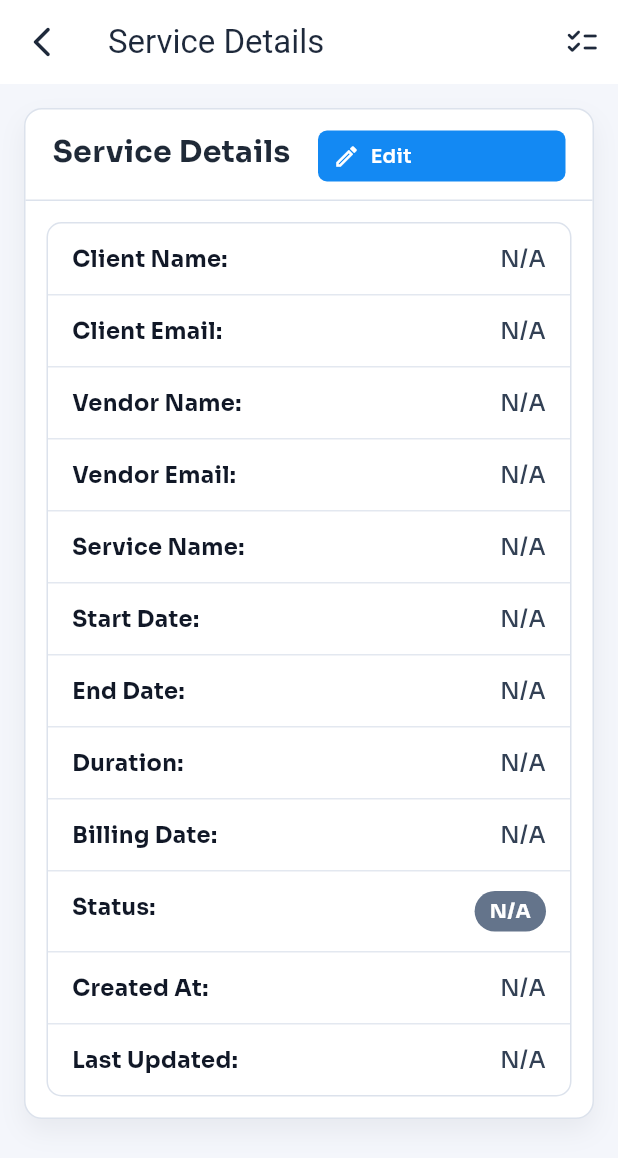
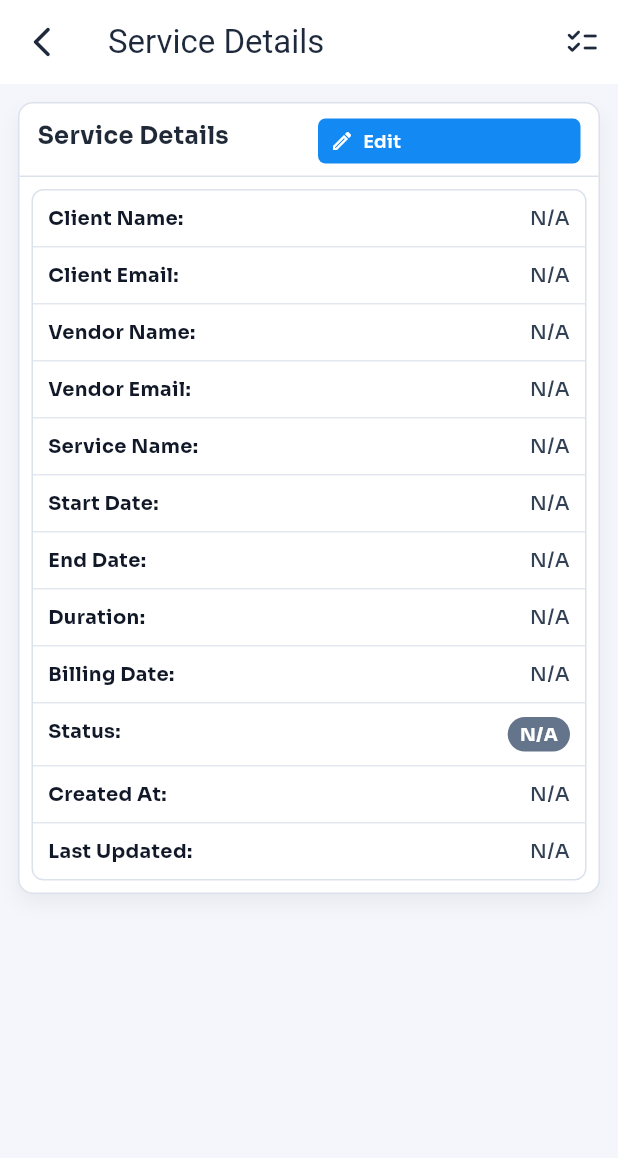
Before and after one commit to Sshinde77/MyCRM, a Flutter app: the ClientRenewalDetailScreen screen opened directly, on a phone screen of 412 x 824 dp. Shown: the top 1158 px of the screen. Run offline on Flutter 3.47's test engine with Material 3 defaults, Android fonts, the phone set to English and light mode, and no system bars; our stand-ins replace device_info_plus, dio, file_picker, firebase_core, firebase_messaging, flutter_html and 8 more; missing offline and left inert: country_state_city_selector, syncfusion_flutter_pdfviewer; accounts and stored records are empty; statements that could not run were skipped.

Commit message:
fixing the app 4

```diff
--- a/lib/screens/client_renewal_detail_screen.dart
+++ b/lib/screens/client_renewal_detail_screen.dart
@@ -84,7 +84,7 @@ class _ClientRenewalDetailScreenState extends State<ClientRenewalDetailScreen> {
 
   @override
   Widget build(BuildContext context) {
-    final compact = MediaQuery.of(context).size.width <= 380;
+    final compact = MediaQuery.of(context).size.width <= 420;
 
     return Scaffold(
       backgroundColor: const Color(0xFFF4F6FB),
@@ -125,10 +125,10 @@ class _ClientRenewalDetailScreenState extends State<ClientRenewalDetailScreen> {
 
           return SafeArea(
             child: SingleChildScrollView(
-              padding: EdgeInsets.all(compact ? 14 : 16),
+              padding: EdgeInsets.all(compact ? 12 : 14),
               child: Center(
                 child: ConstrainedBox(
-                  constraints: const BoxConstraints(maxWidth: 860),
+                  constraints: const BoxConstraints(maxWidth: 760),
                   child: _DetailCard(
                     title: 'Service Details',
                     compact: compact,
@@ -199,13 +199,13 @@ class _DetailCard extends StatelessWidget {
     return Container(
       decoration: BoxDecoration(
         color: Colors.white,
-        borderRadius: BorderRadius.circular(12),
+        borderRadius: BorderRadius.circular(10),
         border: Border.all(color: const Color(0xFFDCE2EC)),
         boxShadow: const [
           BoxShadow(
             color: Color(0x0F0F172A),
-            blurRadius: 14,
-            offset: Offset(0, 8),
+            blurRadius: 10,
+            offset: Offset(0, 6),
           ),
         ],
       ),
@@ -213,10 +213,10 @@ class _DetailCard extends StatelessWidget {
         children: [
           Padding(
             padding: EdgeInsets.fromLTRB(
-              compact ? 14 : 18,
               compact ? 12 : 14,
-              compact ? 14 : 18,
               compact ? 10 : 12,
+              compact ? 12 : 14,
+              compact ? 8 : 10,
             ),
             child: Row(
               crossAxisAlignment: CrossAxisAlignment.start,
@@ -226,7 +226,7 @@ class _DetailCard extends StatelessWidget {
                     title,
                     style: AppTextStyles.style(
                       color: const Color(0xFF1F2937),
-                      fontSize: compact ? 18 : 20,
+                      fontSize: compact ? 16 : 18,
                       fontWeight: FontWeight.w700,
                     ),
                   ),
@@ -254,10 +254,10 @@ class _DetailCard extends StatelessWidget {
           ),
           const Divider(height: 1, color: Color(0xFFDCE2EC)),
           Padding(
-            padding: EdgeInsets.all(compact ? 10 : 14),
+            padding: EdgeInsets.all(compact ? 8 : 10),
             child: Container(
               decoration: BoxDecoration(
-                borderRadius: BorderRadius.circular(10),
+                borderRadius: BorderRadius.circular(8),
                 border: Border.all(color: const Color(0xFFDCE2EC)),
               ),
               child: Column(
@@ -288,15 +288,15 @@ class _DetailRow extends StatelessWidget {
             textAlign: TextAlign.end,
             style: AppTextStyles.style(
               color: const Color(0xFF334155),
-              fontSize: compact ? 14 : 15,
+              fontSize: compact ? 13 : 14,
               fontWeight: FontWeight.w500,
             ),
           );
 
     return Container(
       padding: EdgeInsets.symmetric(
-        horizontal: compact ? 12 : 16,
-        vertical: compact ? 11 : 13,
+        horizontal: compact ? 10 : 12,
+        vertical: compact ? 9 : 11,
       ),
       decoration: BoxDecoration(
         border: row.isLast
@@ -307,12 +307,12 @@ class _DetailRow extends StatelessWidget {
         crossAxisAlignment: CrossAxisAlignment.start,
         children: [
           SizedBox(
-            width: compact ? 120 : 156,
+            width: compact ? 108 : 136,
             child: Text(
               '${row.label}:',
               style: AppTextStyles.style(
                 color: const Color(0xFF111827),
-                fontSize: compact ? 14 : 15,
+                fontSize: compact ? 13 : 14,
                 fontWeight: FontWeight.w700,
               ),
             ),
@@ -344,23 +344,23 @@ class _HeaderButton extends StatelessWidget {
   Widget build(BuildContext context) {
     return InkWell(
       onTap: onTap,
-      borderRadius: BorderRadius.circular(6),
+      borderRadius: BorderRadius.circular(5),
       child: Container(
-        height: 34,
-        padding: const EdgeInsets.symmetric(horizontal: 10),
+        height: 30,
+        padding: const EdgeInsets.symmetric(horizontal: 8),
         decoration: BoxDecoration(
           color: filled ? const Color(0xFF1389F3) : const Color(0xFF64748B),
-          borderRadius: BorderRadius.circular(6),
+          borderRadius: BorderRadius.circular(5),
         ),
         child: Row(
           children: [
-            Icon(icon, color: Colors.white, size: 18),
-            const SizedBox(width: 7),
+            Icon(icon, color: Colors.white, size: 16),
+            const SizedBox(width: 6),
             Text(
               label,
               style: AppTextStyles.style(
                 color: Colors.white,
-                fontSize: 13,
+                fontSize: 12,
                 fontWeight: FontWeight.w600,
               ),
             ),
@@ -384,7 +384,7 @@ class _StatusBadge extends StatelessWidget {
     final bg = active ? const Color(0xFF22C55E) : const Color(0xFF64748B);
 
     return Container(
-      padding: const EdgeInsets.symmetric(horizontal: 10, vertical: 4),
+      padding: const EdgeInsets.symmetric(horizontal: 8, vertical: 3),
       decoration: BoxDecoration(
         color: bg,
         borderRadius: BorderRadius.circular(999),
@@ -393,7 +393,7 @@ class _StatusBadge extends StatelessWidget {
         text,
         style: AppTextStyles.style(
           color: Colors.white,
-          fontSize: 13,
+          fontSize: 12,
           fontWeight: FontWeight.w700,
         ),
       ),
```
Also changed, not shown: lib/screens/client_renewal_screen.dart (+16 -16 lines), lib/screens/vendor_renewal_detail_screen.dart (+25 -25 lines), lib/screens/vendor_renewal_screen.dart (+12 -12 lines).
